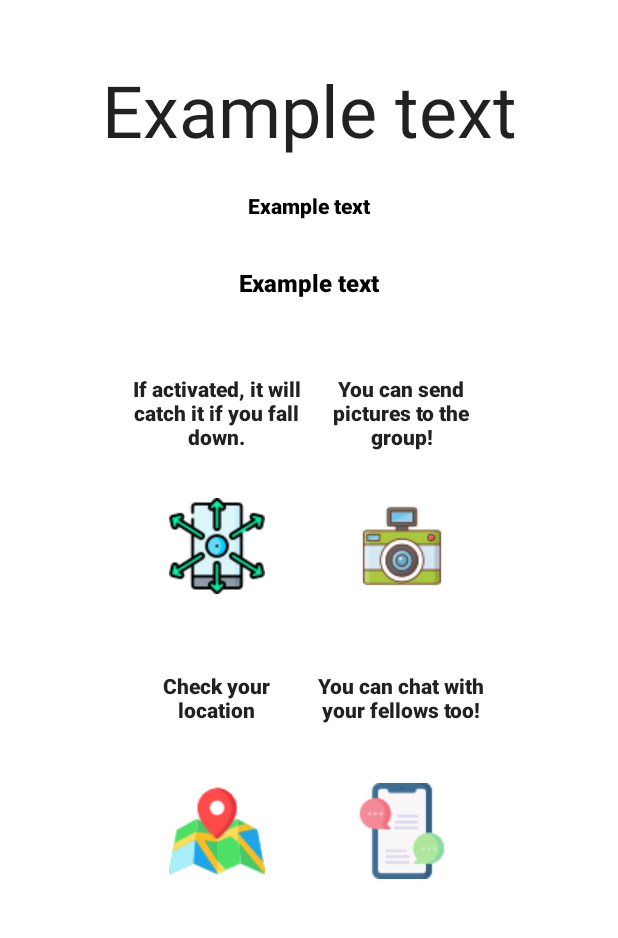
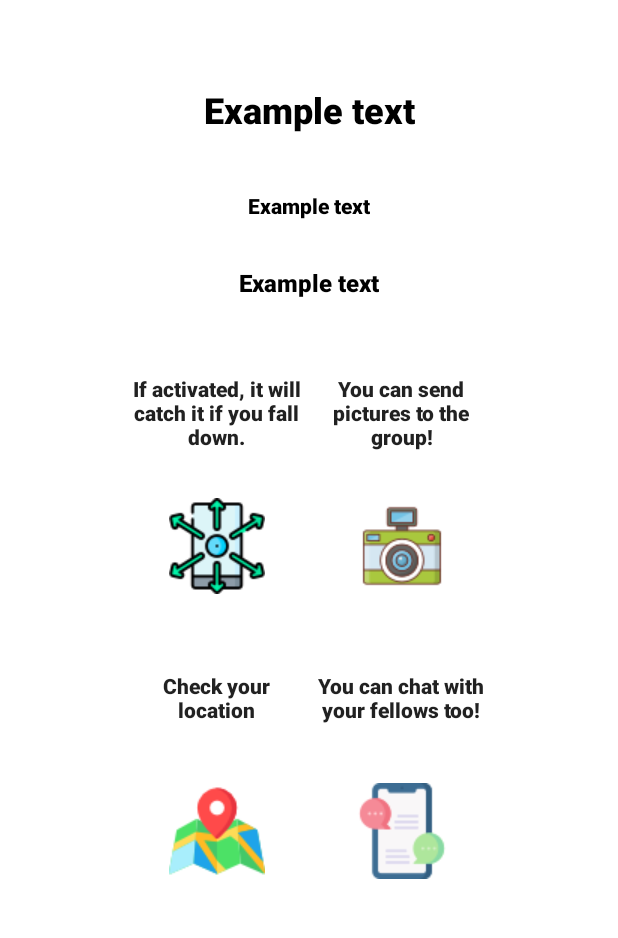
Before and after one commit to JulioEscuderoCuesta/SuperRoutes, an Android app: the layout activity_menu_senderist_in_route.xml on its own in the app's theme, with its tools: preview values and no code run, on a phone screen of 412 x 824 dp, the part 101-1039 px from its top. Run offline under Robolectric (Android 15) with nearby library versions, the phone set to English and light mode, and no system bars.

```diff
--- a/app/src/main/java/com/example/superroutes/MainMenuGuide.java
+++ b/app/src/main/java/com/example/superroutes/MainMenuGuide.java
@@ -126,7 +126,6 @@ public class MainMenuGuide extends AppCompatActivity {
                     });
                 }
             } else {
-                Log.d("no hay nada", "hola");
             }
         });
     }
--- a/app/src/main/java/com/example/superroutes/MainMenuSenderist.java
+++ b/app/src/main/java/com/example/superroutes/MainMenuSenderist.java
@@ -61,9 +61,6 @@ public class MainMenuSenderist extends AppCompatActivity {
         noRoutesTextView.setVisibility(View.GONE);
         list.setVisibility(View.GONE);
 
-        listAdapterRoutesSenderist =
-                new ListAdapterRoutesSenderist(this, routesNames, datesOfRoutes, mainImageOfRoutes, routesWithGuide, difficultyOfRoutes);
-
         showRoutesInformation();
         checkRouteProposalStarted();
 
@@ -88,6 +85,8 @@ public class MainMenuSenderist extends AppCompatActivity {
             if(value != null && !value.isEmpty()) {
                 progressBar.setVisibility(View.GONE);
                 noRoutesTextView.setVisibility(View.GONE);
+                listAdapterRoutesSenderist =
+                        new ListAdapterRoutesSenderist(this, routesNames, datesOfRoutes, mainImageOfRoutes, routesWithGuide, difficultyOfRoutes);
                 list.setVisibility(View.VISIBLE);
                 list.setAdapter(listAdapterRoutesSenderist);
                 boolean hasJoined = false, isGuide = false;
--- a/app/src/main/res/layout/activity_menu_senderist_in_route.xml
+++ b/app/src/main/res/layout/activity_menu_senderist_in_route.xml
@@ -12,13 +12,13 @@
 
     <TextView
         android:id="@+id/route_title_in_menu_senerist_in_route"
-        style="@style/textViewTitleMainActivityStyle"
+        style="@style/textViewHugeTextStyle"
         android:layout_width="wrap_content"
         android:layout_height="wrap_content"
         android:text="Example text"
         app:layout_constraintBottom_toTopOf="@+id/guideline_first_horizontal"
-        app:layout_constraintEnd_toEndOf="parent"
-        app:layout_constraintStart_toStartOf="parent"
+        app:layout_constraintEnd_toStartOf="@+id/guideline_margin_right"
+        app:layout_constraintStart_toStartOf="@+id/guideline_margin_left"
         app:layout_constraintTop_toTopOf="@+id/guideline_header_horizontal" />
 
     <TextView
```
Also changed, not shown: app/src/main/java/com/example/superroutes/RouteStarted.java (+7 -7 lines).
